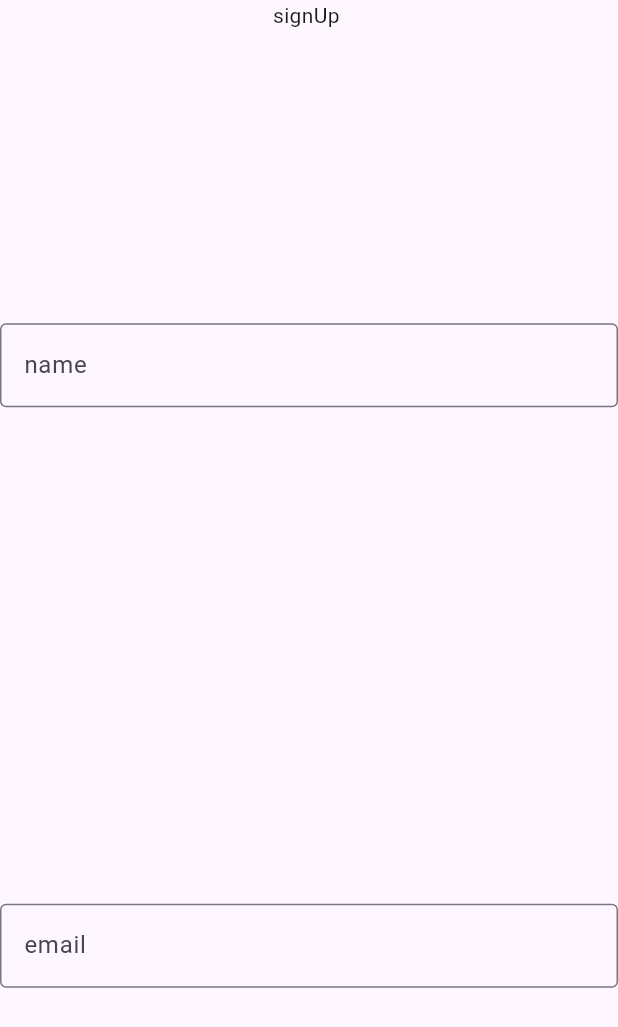
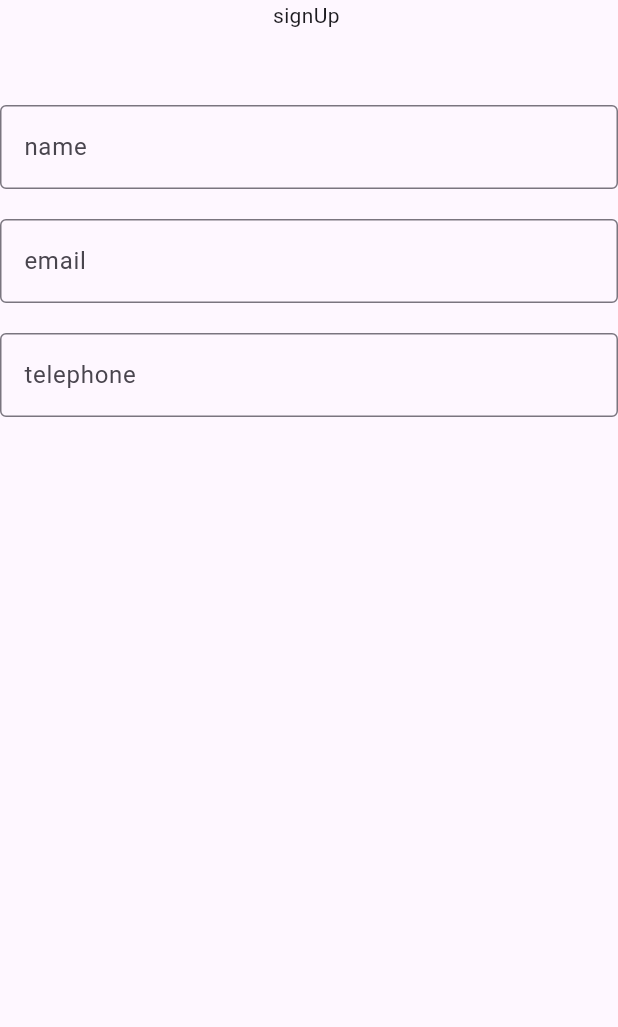
Before and after one commit to RiadHr/form_test, a Flutter app: the screen it shows after launch, on a phone screen of 412 x 824 dp. Shown: the top 1027 px of the screen. Run offline on Flutter 3.47's test engine with Material 3 defaults, Android fonts, the phone set to English and light mode, and no system bars.

Commit message:
creating a home page

```diff
--- a/lib/pages/home_page.dart
+++ b/lib/pages/home_page.dart
@@ -24,8 +24,9 @@ class _HomePageState extends State<HomePage> {
                 child: Text("signUp ")),
             Expanded(
               child: Column(
-                mainAxisAlignment: MainAxisAlignment.spaceAround,
+                // mainAxisAlignment: MainAxisAlignment.spaceAround,
                 children: [
+                  const SizedBox(height: 20,),
                  CustomFormField(
                    hint: "name",
                    validator: (value) {
@@ -35,6 +36,7 @@ class _HomePageState extends State<HomePage> {
                    },
                    inputFormater: GlobalConstant.inputFormaterNameField,
                  ),
+                 const SizedBox(height: 20,),
                  CustomFormField(
                    hint: "email",
                    inputFormater: GlobalConstant.inputFormaterEmailField,
@@ -44,7 +46,16 @@ class _HomePageState extends State<HomePage> {
                      }
                    },
                  ),
-
+                const SizedBox(height: 20,),
+                CustomFormField(
+                  hint: "telephone",
+                  inputFormater: GlobalConstant.inputFormaterPhoneField,
+                  validator: (value) {
+                    if(value!.isNotEmpty && value!.isTelephoneValid){
+                      return "enter a valid telephone";
+                    }
+                  },
+                ),
                 ],
               ),
             ),
```
